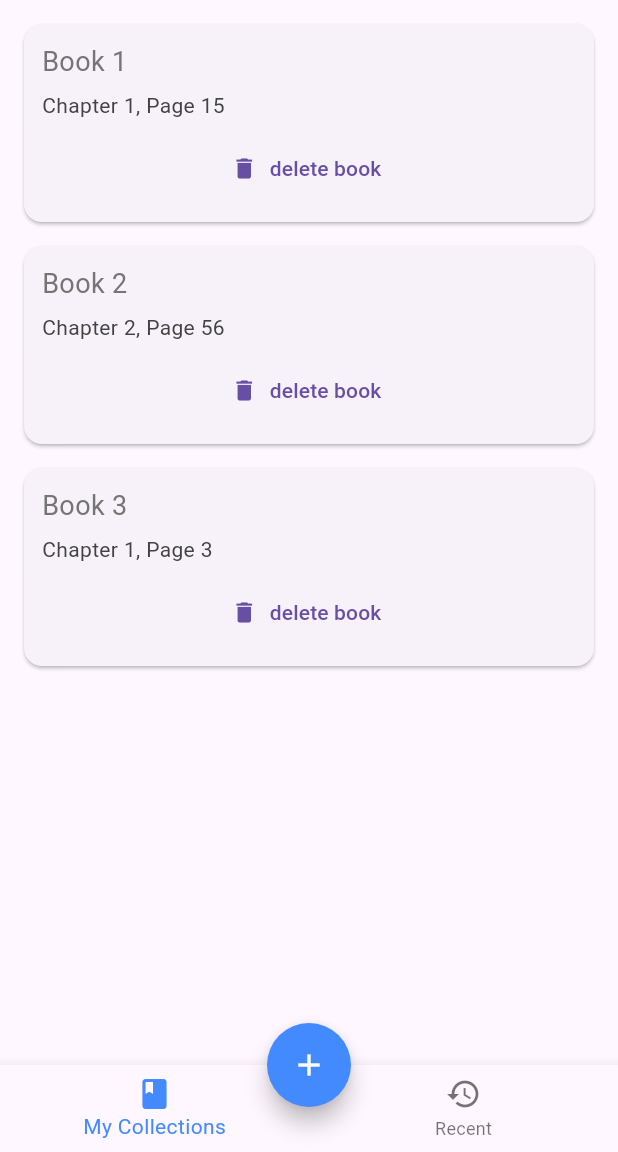
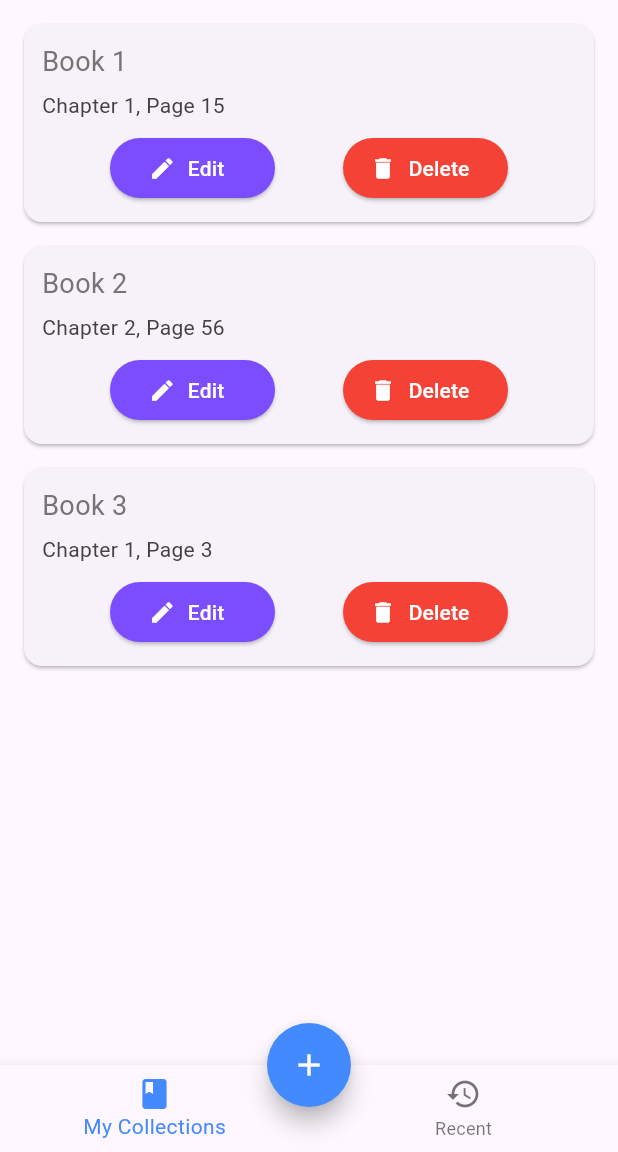
Before and after one commit to mikungg/PPB_BookTracker, a Flutter app: the screen it shows after launch, on a phone screen of 412 x 824 dp, the part 84-1236 px from its top. Run offline on Flutter 3.47's test engine with Material 3 defaults, Android fonts, the phone set to English and light mode, and no system bars.

Commit message:
feat : Add function edit books

```diff
--- a/lib/api/api_dummy.dart
+++ b/lib/api/api_dummy.dart
@@ -1,8 +1,8 @@
 class ApiDummy {
   List books = [
-    {'title': 'Book 1', 'lastPage': 15, 'lastChapter': 'Chapter 1'},
-    {'title': 'Book 2', 'lastPage': 56, 'lastChapter': 'Chapter 2'},
-    {'title': 'Book 3', 'lastPage': 3, 'lastChapter': 'Chapter 1'},
+    {'title': 'Book 1', 'lastPage': 15, 'lastChapter': '1'},
+    {'title': 'Book 2', 'lastPage': 56, 'lastChapter': '2'},
+    {'title': 'Book 3', 'lastPage': 3, 'lastChapter': '1'},
   ];
 
   List getBooks() {
--- a/lib/components/book_card.dart
+++ b/lib/components/book_card.dart
@@ -5,11 +5,13 @@ class BooksCard extends StatelessWidget {
   final String lastChapter;
   final int lastPage;
   final VoidCallback delete;
+  final VoidCallback edit;
   BooksCard({
     required this.title,
     required this.lastChapter,
     required this.lastPage,
     required this.delete,
+    required this.edit,
   });
 
   @override
@@ -27,14 +29,32 @@ class BooksCard extends StatelessWidget {
             ),
             SizedBox(height: 6.0),
             Text(
-              lastChapter + ', Page ' + lastPage.toString(),
+              'Chapter ' + lastChapter + ', Page ' + lastPage.toString(),
               style: TextStyle(fontSize: 14.0, color: Colors.grey[800]),
             ),
             SizedBox(height: 8.0),
-            TextButton.icon(
-              onPressed: delete,
-              label: Text('delete book'),
-              icon: Icon(Icons.delete),
+            Row(
+              mainAxisAlignment: MainAxisAlignment.spaceEvenly,
+              children: [
+                ElevatedButton.icon(
+                  onPressed: edit,
+                  style: ElevatedButton.styleFrom(
+                    backgroundColor: Colors.deepPurpleAccent,
+                    fixedSize: Size(110, 40),
+                  ),
+                  label: Text('Edit', style: TextStyle(color: Colors.white)),
+                  icon: Icon(Icons.edit, color: Colors.white),
+                ),
+                ElevatedButton.icon(
+                  onPressed: delete,
+                  style: ElevatedButton.styleFrom(
+                    backgroundColor: Colors.red,
+                    fixedSize: Size(110, 40),
+                  ),
+                  label: Text('Delete', style: TextStyle(color: Colors.white)),
+                  icon: Icon(Icons.delete, color: Colors.white),
+                ),
+              ],
             ),
           ],
         ),
```
Also changed, not shown: lib/pages/collection_page.dart (+59 -0 lines), lib/pages/widget_tree.dart (+10 -0 lines).
